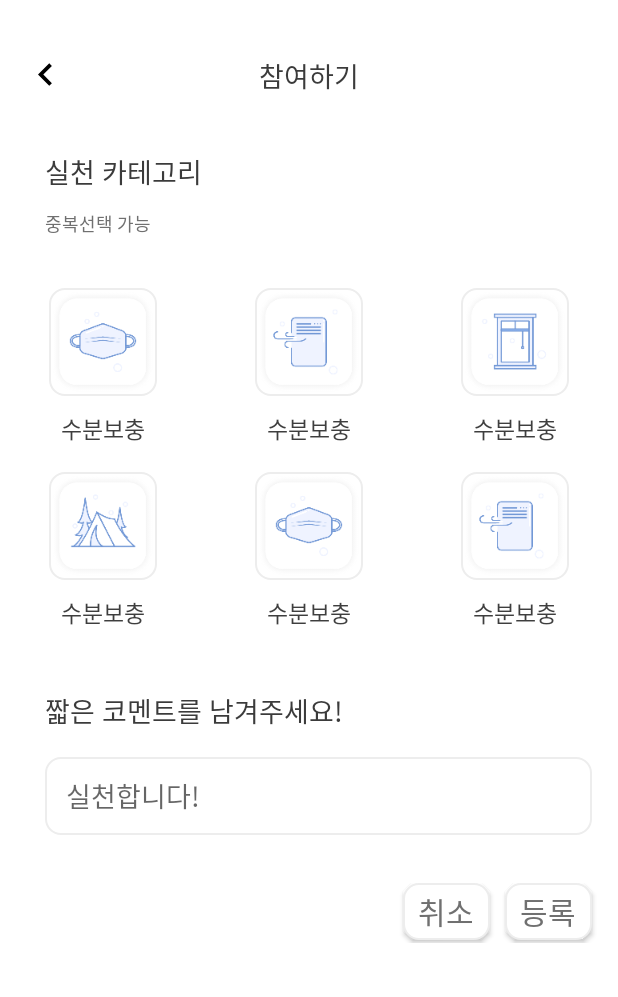
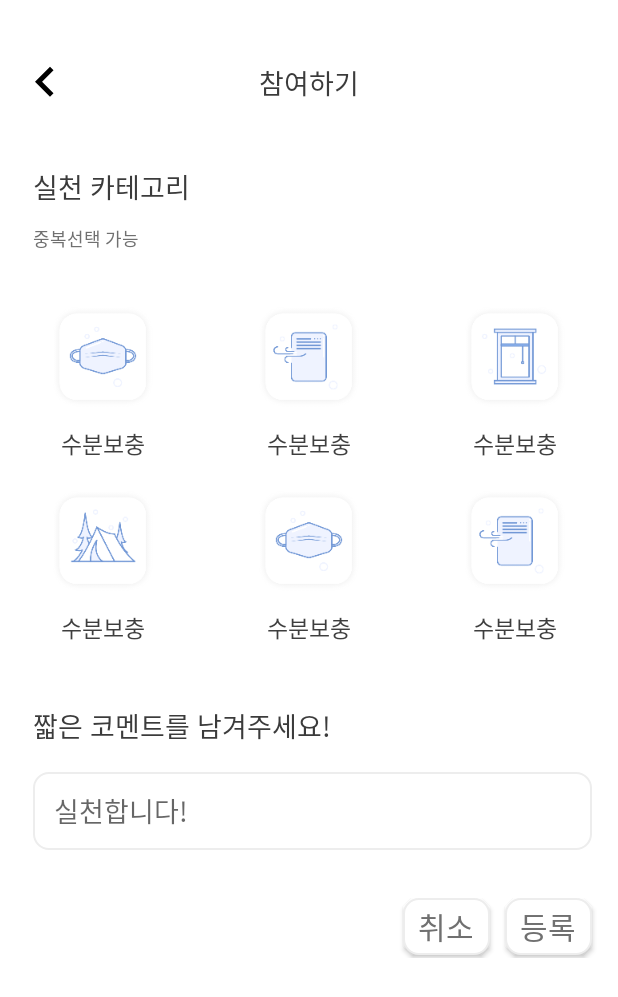
Before and after one commit to HYUNSOOSHIN/GraduationProject_2019-1, an Android app: the UploadActivity screen opened directly, with no data from a screen before it, on a phone screen of 412 x 824 dp. Shown: the top 997 px of the screen. Run offline under Robolectric (Android 15) with nearby library versions, the phone set to English and light mode, and no system bars.

Commit message:
[안드로이드] 스크롤바 제거

```diff
--- a/app/src/main/res/layout/activity_loading.xml
+++ b/app/src/main/res/layout/activity_loading.xml
@@ -12,7 +12,7 @@
         android:id="@+id/loading_image"
         android:layout_width="115dp"
         android:layout_height="115dp"
-        android:src="@drawable/loading" />
+        android:background="@drawable/loading" />
 
     <TextView
         android:id="@+id/loading_text"
--- a/app/src/main/res/layout/activity_main.xml
+++ b/app/src/main/res/layout/activity_main.xml
@@ -8,7 +8,8 @@
     <ScrollView
         android:layout_width="match_parent"
         android:layout_height="match_parent"
-        android:orientation="vertical">
+        android:orientation="vertical"
+        android:scrollbars="none" >
 
         <RelativeLayout
             android:id="@+id/id_main"
@@ -242,7 +243,7 @@
                 android:layout_height="wrap_content"
                 android:layout_below="@id/todaytext"
                 android:layout_marginTop="26dp"
-                android:scrollbars="none">
+                android:scrollbars="none" >
 
                 <LinearLayout
                     android:layout_width="match_parent"
--- a/app/src/main/res/layout/activity_upload.xml
+++ b/app/src/main/res/layout/activity_upload.xml
@@ -11,20 +11,20 @@
         android:layout_width="match_parent"
         android:layout_height="wrap_content"
         android:layout_marginTop="35dp"
+        android:layout_gravity="center"
         android:background="#ffffff">
 
         <ImageButton
             android:id="@+id/back_btn"
-            android:layout_width="30dp"
-            android:layout_height="30dp"
-            android:layout_centerVertical="true"
-            android:layout_marginLeft="15dp"
+            android:layout_width="40dp"
+            android:layout_height="40dp"
+            android:layout_marginLeft="10dp"
             android:background="@drawable/ic_keyboard_arrow_left_black_24dp" />
 
         <TextView
             android:id="@+id/main_location"
             android:layout_width="match_parent"
-            android:layout_height="30dp"
+            android:layout_height="40dp"
             android:layout_weight="1"
             android:gravity="center"
             android:fontFamily="@font/nanumbarungothicbold"
@@ -37,7 +37,7 @@
     <LinearLayout
         android:layout_width="wrap_content"
         android:layout_height="wrap_content"
-        android:layout_marginLeft="30dp"
+        android:layout_marginLeft="22dp"
         android:layout_marginTop="35dp"
         android:orientation="vertical">
 
@@ -77,9 +77,8 @@
             <ImageButton
                 android:layout_width="72dp"
                 android:layout_height="72dp"
-                android:background="@drawable/border_10dp"
                 android:scaleType="centerInside"
-                android:src="@drawable/mask" />
+                android:background="@drawable/mask" />
 
             <TextView
                 android:layout_width="wrap_content"
@@ -100,9 +99,8 @@
             <ImageButton
                 android:layout_width="72dp"
                 android:layout_height="72dp"
-                android:background="@drawable/border_10dp"
                 android:scaleType="centerInside"
-                android:src="@drawable/aircleaner" />
+                android:background="@drawable/aircleaner" />
 
             <TextView
                 android:layout_width="wrap_content"
@@ -123,9 +121,8 @@
             <ImageButton
                 android:layout_width="72dp"
                 android:layout_height="72dp"
-                android:background="@drawable/border_10dp"
                 android:scaleType="centerInside"
-                android:src="@drawable/window" />
+                android:background="@drawable/window" />
 
             <TextView
                 android:layout_width="wrap_content"
@@ -155,9 +152,8 @@
             <ImageButton
                 android:layout_width="72dp"
                 android:layout_height="72dp"
-                android:background="@drawable/border_10dp"
                 android:scaleType="centerInside"
-                android:src="@drawable/outdoor_activities" />
+                android:background="@drawable/outdoor_activities" />
 
             <TextView
                 android:layout_width="wrap_content"
@@ -178,9 +174,8 @@
             <ImageButton
                 android:layout_width="72dp"
                 android:layout_height="72dp"
-                android:background="@drawable/border_10dp"
                 android:scaleType="centerInside"
-                android:src="@drawable/mask" />
+                android:background="@drawable/mask" />
 
             <TextView
                 android:layout_width="wrap_content"
@@ -201,9 +196,8 @@
             <ImageButton
                 android:layout_width="72dp"
                 android:layout_height="72dp"
-                android:background="@drawable/border_10dp"
                 android:scaleType="centerInside"
-                android:src="@drawable/aircleaner" />
+                android:background="@drawable/aircleaner" />
 
             <TextView
                 android:layout_width="wrap_content"
@@ -230,14 +224,14 @@
             android:fontFamily="@font/nanumbarungothicbold"
             android:textSize="18sp"
             android:textColor="#3b3b3b"
-            android:layout_marginLeft="30dp"/>
+            android:layout_marginLeft="22dp"/>
 
         <EditText
             android:id="@+id/comment"
             android:layout_width="match_parent"
             android:layout_height="52dp"
             android:layout_marginTop="17dp"
-            android:layout_marginLeft="30dp"
+            android:layout_marginLeft="22dp"
             android:layout_marginRight="17dp"
             android:paddingLeft="14dp"
             android:background="@drawable/border_10dp"
```
Also changed, not shown: app/src/main/res/layout/activity_action.xml (+28 -27 lines), 1 other file.
